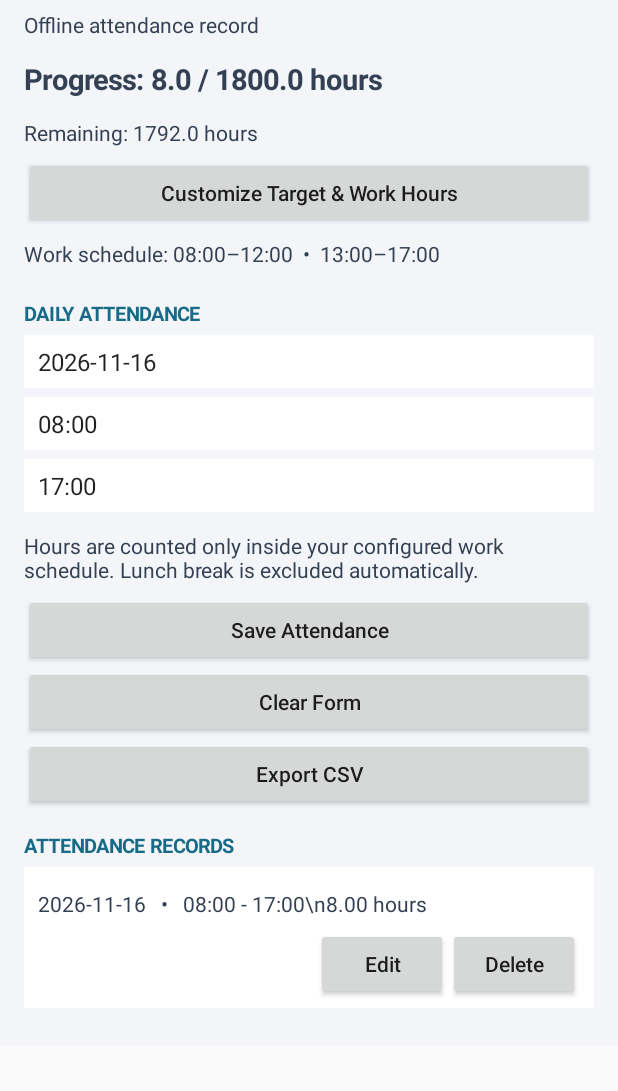
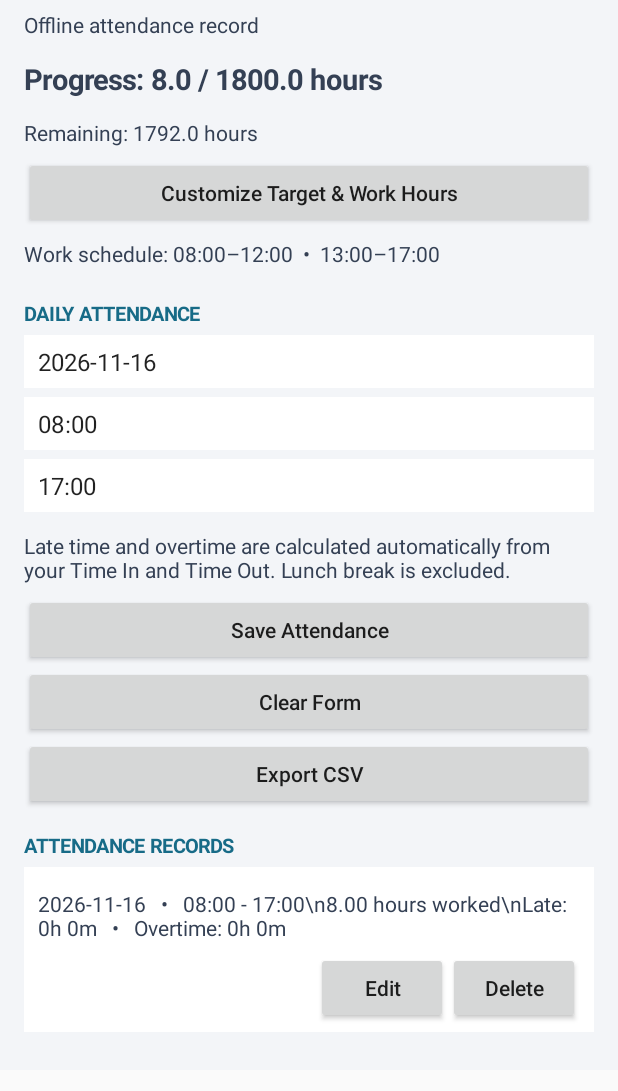
Before and after one commit to gigantolaurence3-ai/OJT-Attendance-Tracker, an Android app: the screen it shows after launch (MainActivity), after a tap on "Save Attendance", on a phone screen of 412 x 824 dp, the part 79-1170 px from its top. Run offline under Robolectric (Android 15) with nearby library versions, the phone set to English and light mode, and no system bars.

Commit message:
Add automatic late and overtime tracking

```diff
--- a/app/src/main/java/com/laurence/ojtattendance/MainActivity.kt
+++ b/app/src/main/java/com/laurence/ojtattendance/MainActivity.kt
@@ -74,7 +74,7 @@ class MainActivity : Activity() {
         outField = field("Time Out (HH:MM)", "17:00")
         outField.setOnClickListener { chooseTime(outField) }
         root.addView(outField)
-        root.addView(label("Hours are counted only inside your configured work schedule. Lunch break is excluded automatically."))
+        root.addView(label("Late time and overtime are calculated automatically from your Time In and Time Out. Lunch break is excluded."))
         root.addView(button("Save Attendance") { saveRecord() })
         root.addView(button("Clear Form") { clearForm() })
         root.addView(button("Export CSV") { exportCsv() })
@@ -122,21 +122,28 @@ class MainActivity : Activity() {
         val m = match.groupValues[2].toInt()
         return if (h in 0..23 && m in 0..59) h * 60 + m else null
     }
-    private fun calculateHours(start: String, end: String): Double {
-        val a = minutes(start) ?: return -1.0
-        val b = minutes(end) ?: return -1.0
+    private fun shiftMinutes(start: String, end: String): Int {
+        val a = minutes(start) ?: return -1
+        val b = minutes(end) ?: return -1
         val finish = if (b <= a) b + 1440 else b
-        val blocks = listOf(
-            minutes(morningStart)!! to minutes(morningEnd)!!,
-            minutes(afternoonStart)!! to minutes(afternoonEnd)!!
-        )
-        var worked = 0
-        for ((blockStart, blockEnd) in blocks) {
-            val overlapStart = maxOf(a, blockStart)
-            val overlapEnd = minOf(finish, blockEnd)
-            if (overlapEnd > overlapStart) worked += overlapEnd - overlapStart
-        }
-        return worked / 60.0
+        val lunchStart = minutes(morningEnd)!!
+        val lunchEnd = minutes(afternoonStart)!!
+        val lunchOverlap = (minOf(finish, lunchEnd) - maxOf(a, lunchStart)).coerceAtLeast(0)
+        return (finish - a - lunchOverlap).coerceAtLeast(0)
+    }
+
+    private fun lateMinutes(start: String): Int {
+        val a = minutes(start) ?: return 0
+        return (a - minutes(morningStart)!!).coerceAtLeast(0)
+    }
+
+    private fun overtimeMinutes(start: String, end: String): Int {
+        val a = minutes(start) ?: return 0
+        val b = minutes(end) ?: return 0
+        val finish = if (b <= a) b + 1440 else b
+        val early = (minutes(morningStart)!! - a).coerceAtLeast(0)
+        val after = (finish - minutes(afternoonEnd)!!).coerceAtLeast(0)
+        return early + after
     }
 
     private fun showSettings() {
@@ -186,13 +193,17 @@ class MainActivity : Activity() {
         val date = dateField.text.toString().trim()
         val tin = inField.text.toString().trim()
         val tout = outField.text.toString().trim()
-        val hours = calculateHours(tin, tout)
-        if (!date.matches(Regex("\\d{4}-\\d{2}-\\d{2}")) || hours <= 0.0) {
+        val workedMinutes = shiftMinutes(tin, tout)
+        val late = lateMinutes(tin)
+        val overtime = overtimeMinutes(tin, tout)
+        if (!date.matches(Regex("\\d{4}-\\d{2}-\\d{2}")) || workedMinutes <= 0) {
             Toast.makeText(this, "Please enter a valid date and times within your work schedule.", Toast.LENGTH_LONG).show()
             return
         }
         val id = editingId ?: System.currentTimeMillis().toString()
-        val item = JSONObject().put("id", id).put("date", date).put("timeIn", tin).put("timeOut", tout).put("hours", hours)
+        val hours = workedMinutes / 60.0
+        val item = JSONObject().put("id", id).put("date", date).put("timeIn", tin).put("timeOut", tout)
+            .put("hours", hours).put("lateMinutes", late).put("overtimeMinutes", overtime)
         val index = records.indexOfFirst { it.optString("id") == id }
         if (index >= 0) records[index] = item else records.add(item)
         records.sortBy { it.optString("date") }
@@ -217,6 +228,8 @@ class MainActivity : Activity() {
         records.forEach { a.put(it) }
         prefs.edit().putString("records", a.toString()).apply()
     }
+    private fun formatMinutes(value: Int): String = "${value / 60}h ${value % 60}m"
+
     private fun refresh() {
         val total = records.sumOf { it.optDouble("hours") }
         progressLabel.text = "Progress: " + String.format(Locale.US, "%.1f", total) + " / " + String.format(Locale.US, "%.1f", targetHours) + " hours"
@@ -234,8 +247,11 @@ class MainActivity : Activity() {
                 setBackgroundColor(0xFFFFFFFF.toInt())
                 layoutParams = LinearLayout.LayoutParams(-1, -2).apply { bottomMargin = 10 }
             }
+            val late = item.optInt("lateMinutes", 0)
+            val overtime = item.optInt("overtimeMinutes", 0)
             card.addView(label(item.optString("date") + "   •   " + item.optString("timeIn") + " - " + item.optString("timeOut") +
-                "\\n" + String.format(Locale.US, "%.2f", item.optDouble("hours")) + " hours"))
+                "\\n" + String.format(Locale.US, "%.2f", item.optDouble("hours")) + " hours worked" +
+                "\\nLate: " + formatMinutes(late) + "   •   Overtime: " + formatMinutes(overtime)))
             val row = LinearLayout(this).apply { orientation = LinearLayout.HORIZONTAL; gravity = Gravity.END }
             row.addView(Button(this).apply {
                 text = "Edit"; isAllCaps = false
@@ -263,12 +279,14 @@ class MainActivity : Activity() {
             Toast.makeText(this, "No records to export.", Toast.LENGTH_SHORT).show()
             return
         }
-        val csv = StringBuilder("Date,Time In,Time Out,Hours\\n")
+        val csv = StringBuilder("Date,Time In,Time Out,Hours,Late Minutes,Overtime Minutes\\n")
         records.forEach {
             csv.append(it.optString("date")).append(",")
                 .append(it.optString("timeIn")).append(",")
                 .append(it.optString("timeOut")).append(",")
-                .append(it.optDouble("hours")).append("\\n")
+                .append(it.optDouble("hours")).append(",")
+                .append(it.optInt("lateMinutes", 0)).append(",")
+                .append(it.optInt("overtimeMinutes", 0)).append("\\n")
         }
         val intent = Intent(Intent.ACTION_SEND).apply {
             type = "text/csv"
```
